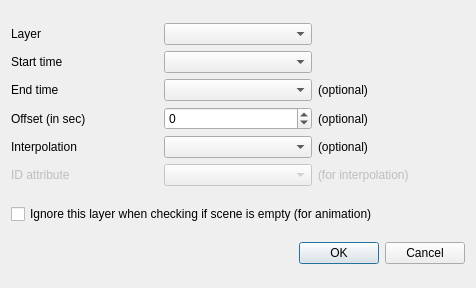
Before: the Qt Designer form addLayer.ui in anitagraser/TimeManager, drawn with Qt 5.
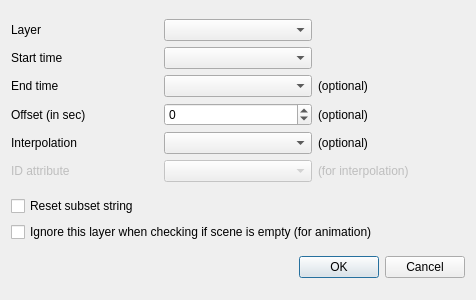
After: the same form once the commit is applied.

Commit message: Port to 3 * 2to3 & autopep * remove resources * remove help.ui & help.htm * add more translation strings * update german translation * remove label_options.py * add makefile (make pep8) * [FEATURE] add option to remove reset filter string (eg. initial 1=0 filter for otherwise huge   layers) * [FEATURE] delay propagation of time slider

Patch:
```diff
--- a/addLayer.ui
+++ b/addLayer.ui
@@ -7,7 +7,7 @@
     <x>0</x>
     <y>0</y>
     <width>476</width>
-    <height>288</height>
+    <height>300</height>
    </rect>
   </property>
   <property name="windowTitle">
@@ -145,6 +145,13 @@
    </item>
    <item>
     <layout class="QVBoxLayout" name="verticalLayout_2">
+     <item>
+      <widget class="QCheckBox" name="resetSubsetStringCheckbox">
+       <property name="text">
+        <string>Reset subset string</string>
+       </property>
+      </widget>
+     </item>
      <item>
       <widget class="QCheckBox" name="exportEmptyCheckbox">
        <property name="text">
```
The commit also changes 57 other files.
